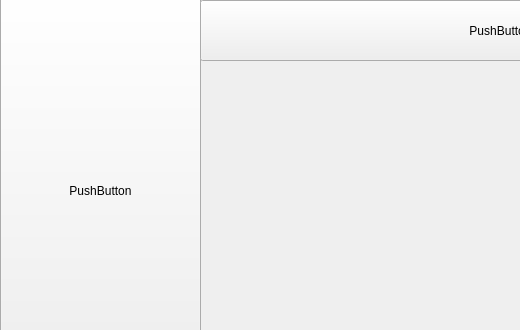
Above: smartrecordlbtc.ui from Rabsoninnora/SmartRecordLBTC before the change; both pictures show x 0 to 520 and y 0 to 330 of the 800 by 412 pixel window. Below: the same form after it.
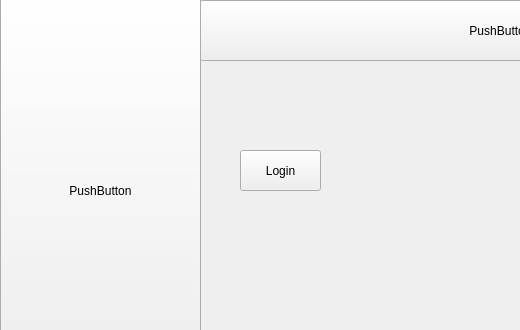
That is the form after the change.

Patch:
```diff
--- a/smartrecordlbtc.ui
+++ b/smartrecordlbtc.ui
@@ -52,6 +52,19 @@
      <string>PushButton</string>
     </property>
    </widget>
+   <widget class="QPushButton" name="pushButton_3">
+    <property name="geometry">
+     <rect>
+      <x>240</x>
+      <y>150</y>
+      <width>81</width>
+      <height>41</height>
+     </rect>
+    </property>
+    <property name="text">
+     <string>Login</string>
+    </property>
+   </widget>
   </widget>
   <widget class="QMenuBar" name="menubar">
    <property name="geometry">
```
